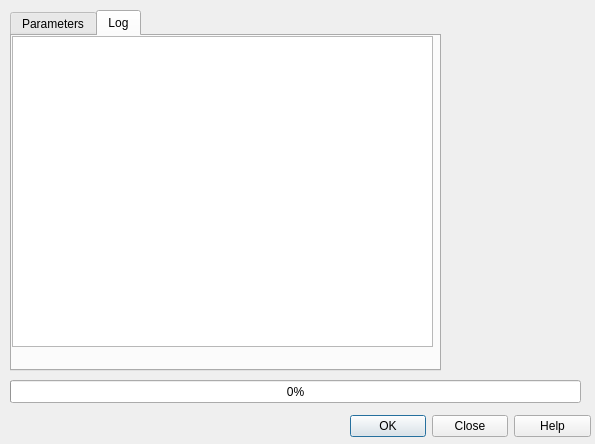
Old version of the form bestagon_dialog_base.ui in the repository KonstiDE/Bestagon.
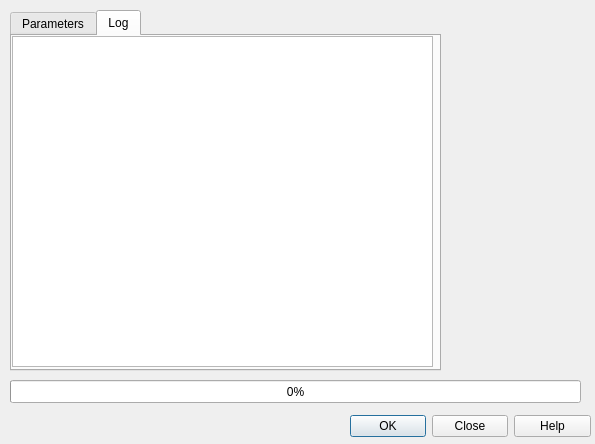
New version of the form. The open tabs and pages were chosen to show the change. Custom widgets are drawn as their Qt base class.

Patch:
```diff
--- a/bestagon_dialog_base.ui
+++ b/bestagon_dialog_base.ui
@@ -233,7 +233,7 @@
        <x>0</x>
        <y>0</y>
        <width>421</width>
-       <height>311</height>
+       <height>331</height>
       </rect>
      </property>
      <property name="readOnly">
```
Left out of the diff: 2 changed lines with no effect on the pictures.
